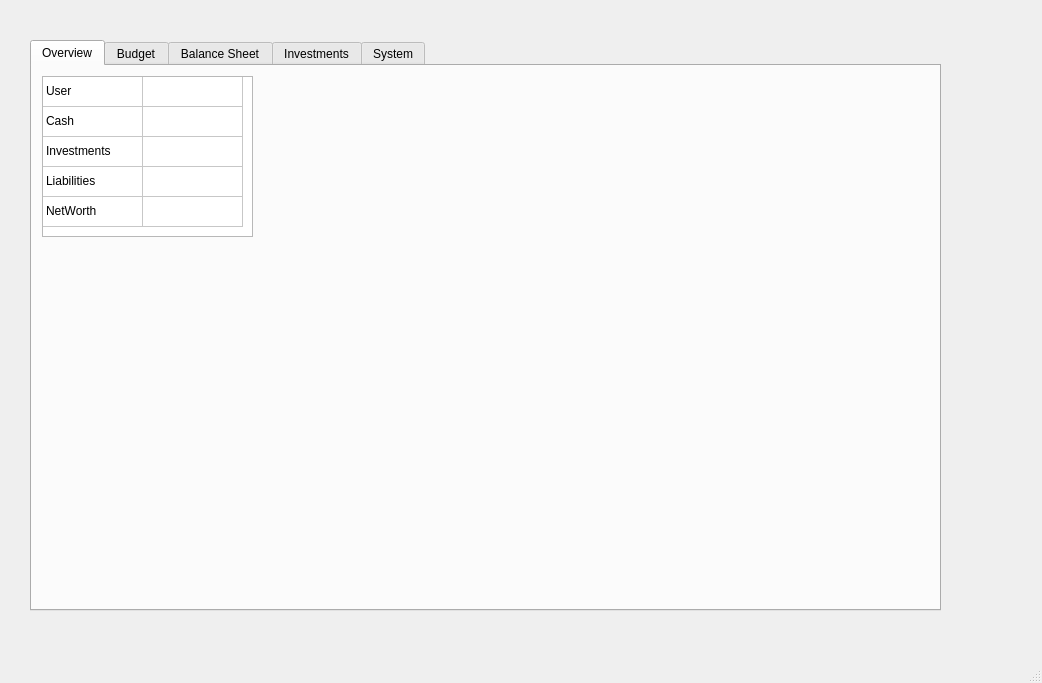
ranadewa/WealthManager, file QTClient/Client/mainwindow.ui: the form before one commit.
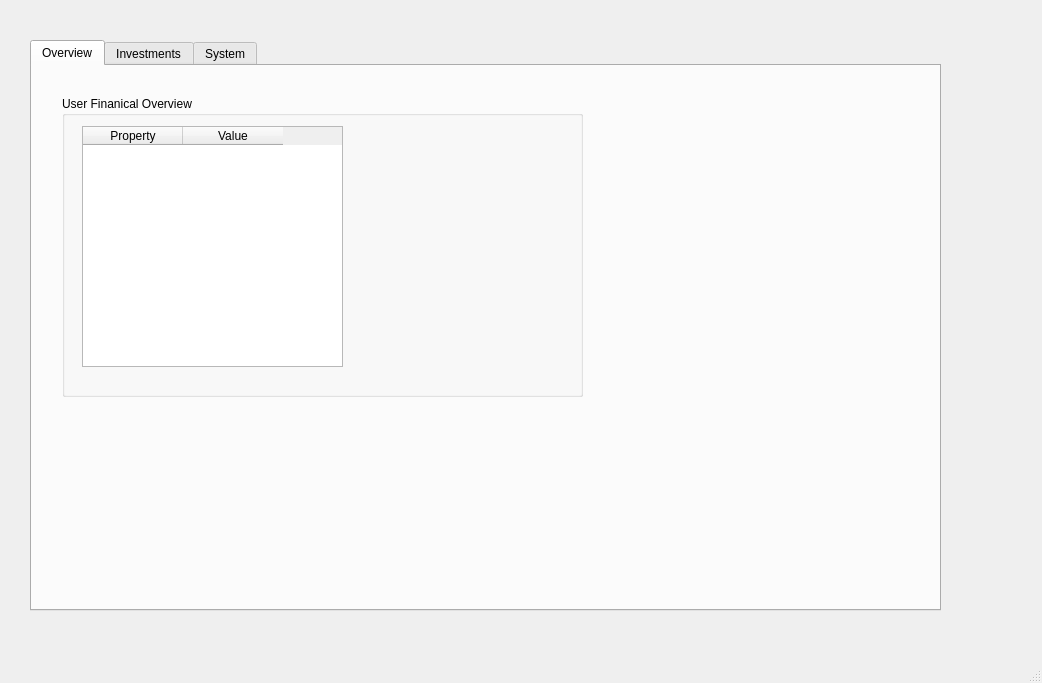
The form after the commit. The open tabs and pages were chosen to show the change.

Commit message: Investment overview and currency conversion implemented.

```diff
--- a/QTClient/Client/mainwindow.ui
+++ b/QTClient/Client/mainwindow.ui
@@ -33,86 +33,40 @@
      <attribute name="title">
       <string>Overview</string>
      </attribute>
-     <widget class="QTableWidget" name="tableWidget">
+     <widget class="QGroupBox" name="groupBox_3">
       <property name="geometry">
        <rect>
-        <x>10</x>
-        <y>10</y>
-        <width>211</width>
-        <height>161</height>
+        <x>30</x>
+        <y>30</y>
+        <width>521</width>
+        <height>301</height>
        </rect>
       </property>
-      <property name="showGrid">
-       <bool>true</bool>
+      <property name="title">
+       <string>User Finanical Overview</string>
       </property>
-      <property name="sortingEnabled">
-       <bool>false</bool>
-      </property>
-      <property name="wordWrap">
-       <bool>true</bool>
-      </property>
-      <property name="cornerButtonEnabled">
-       <bool>true</bool>
-      </property>
-      <property name="rowCount">
-       <number>5</number>
-      </property>
-      <property name="columnCount">
-       <number>2</number>
-      </property>
-      <attribute name="horizontalHeaderVisible">
-       <bool>false</bool>
-      </attribute>
-      <attribute name="horizontalHeaderHighlightSections">
-       <bool>true</bool>
-      </attribute>
-      <attribute name="verticalHeaderVisible">
-       <bool>false</bool>
-      </attribute>
-      <row/>
-      <row/>
-      <row/>
-      <row/>
-      <row/>
-      <column/>
-      <column/>
-      <item row="0" column="0">
-       <property name="text">
-        <string>User</string>
+      <widget class="QTableWidget" name="tableWidget">
+       <property name="geometry">
+        <rect>
+         <x>20</x>
+         <y>30</y>
+         <width>261</width>
+         <height>241</height>
+        </rect>
        </property>
-      </item>
-      <item row="1" column="0">
-       <property name="text">
-        <string>Cash</string>
-       </property>
-      </item>
-      <item row="2" column="0">
-       <property name="text">
-        <string>Investments</string>
-       </property>
-      </item>
-      <item row="3" column="0">
-       <property name="text">
-        <string>Liabilities</string>
-       </property>
-      </item>
-      <item row="4" column="0">
-       <property name="text">
-        <string>NetWorth</string>
-       </property>
-      </item>
+       <column>
+        <property name="text">
+         <string>Property</string>
+        </property>
+       </column>
+       <column>
+        <property name="text">
+         <string>Value</string>
+        </property>
+       </column>
+      </widget>
      </widget>
     </widget>
-    <widget class="QWidget" name="budget">
-     <attribute name="title">
-      <string>Budget</string>
-     </attribute>
-    </widget>
-    <widget class="QWidget" name="balanceSheet">
-     <attribute name="title">
-      <string>Balance Sheet</string>
-     </attribute>
-    </widget>
     <widget class="QWidget" name="investments">
      <attribute name="title">
       <string>Investments</string>
```
Left out of the diff: 73 changed lines with no effect on the pictures. The commit also changes 17 other files.
